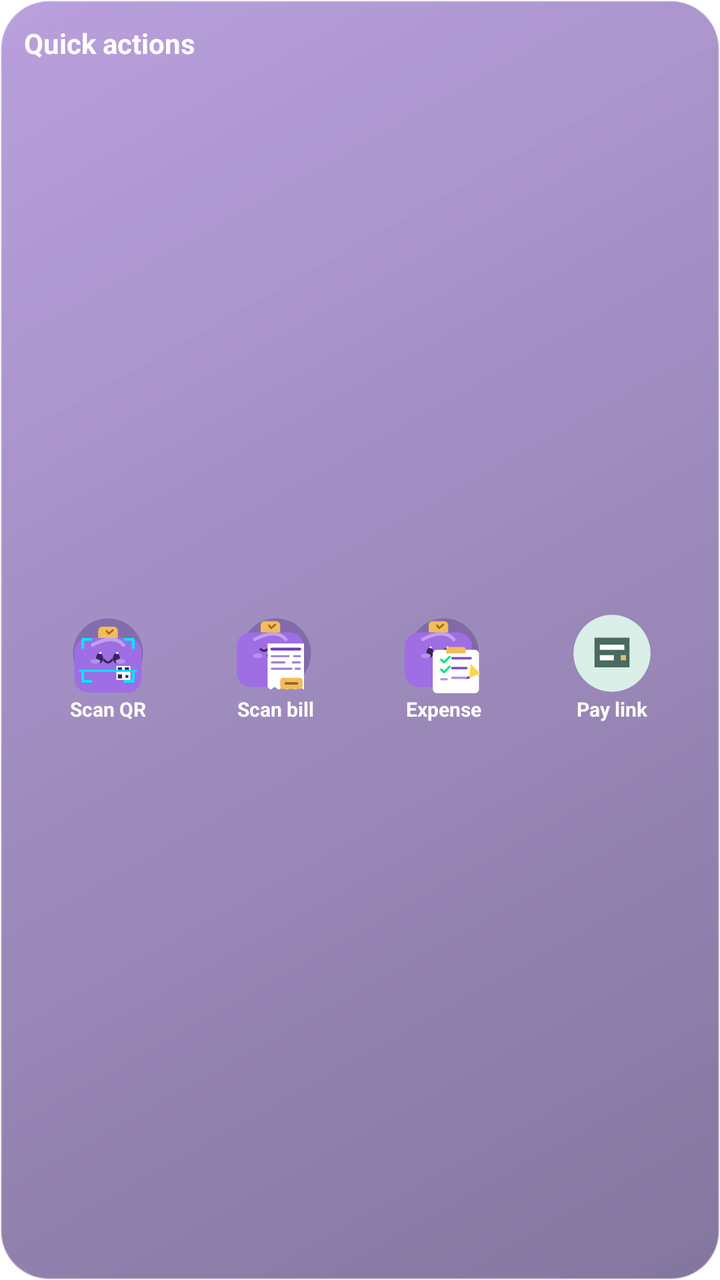
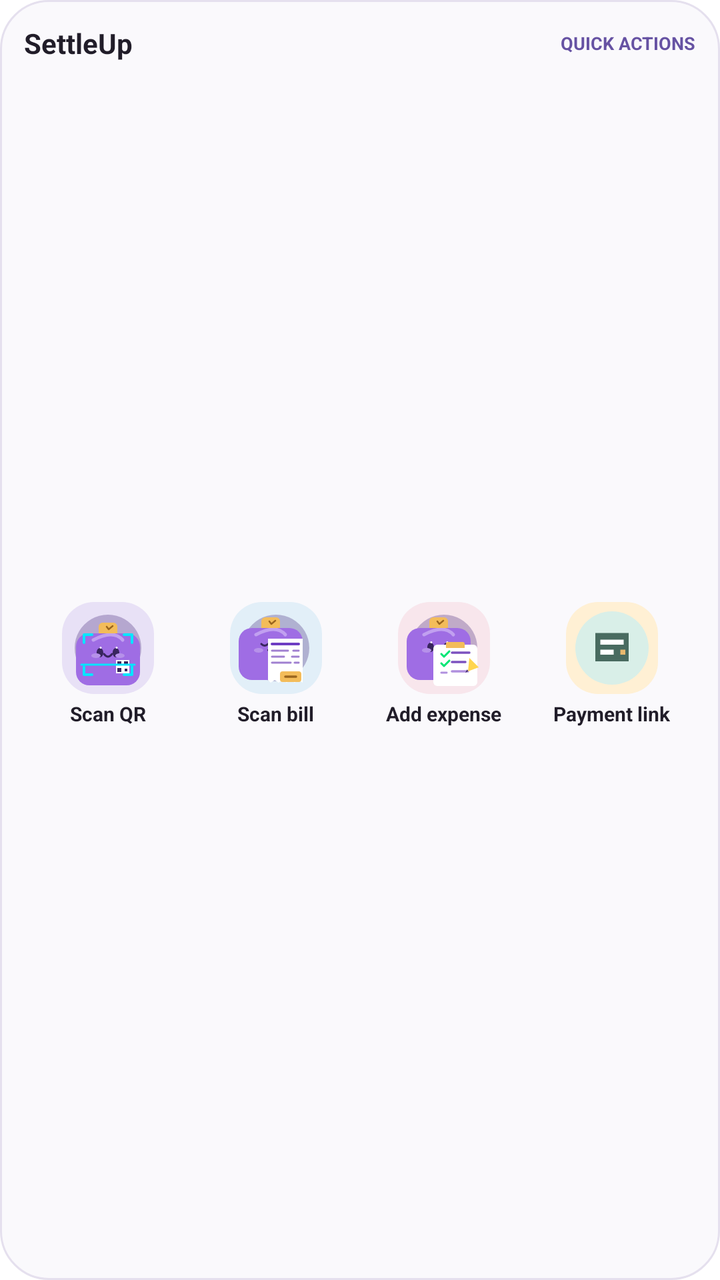

An Android layout rendered at two revisions. The XML below is the earlier revision; the diff shows what the commit changed to produce the second picture.
<!-- AndroidManifest.xml: fallback theme Theme.MaterialComponents.DayNight.NoActionBar -->
<!-- res/layout/widget_quick_actions.xml -->
<LinearLayout xmlns:android="http://schemas.android.com/apk/res/android"
  android:layout_width="match_parent"
  android:layout_height="match_parent"
  android:background="@drawable/widget_action_bg"
  android:padding="12dp"
  android:orientation="vertical">

  <TextView
    android:layout_width="wrap_content"
    android:layout_height="wrap_content"
    android:text="Quick actions"
    android:textColor="#FFFFFF"
    android:textSize="14sp"
    android:textStyle="bold"
    android:layout_marginBottom="8dp" />

  <LinearLayout
    android:layout_width="match_parent"
    android:layout_height="0dp"
    android:layout_weight="1"
    android:orientation="horizontal"
    android:weightSum="4">

    <LinearLayout android:id="@+id/action_qr" android:layout_width="0dp" android:layout_height="match_parent" android:layout_weight="1" android:gravity="center" android:orientation="vertical" android:contentDescription="Scan QR">
      <ImageView android:layout_width="42dp" android:layout_height="42dp" android:src="@drawable/widget_mascot_qr" android:contentDescription="@null" />
      <TextView android:layout_width="wrap_content" android:layout_height="wrap_content" android:text="Scan QR" android:textColor="#FFFFFF" android:textSize="10sp" android:textStyle="bold" />
    </LinearLayout>

    <LinearLayout android:id="@+id/action_bill" android:layout_width="0dp" android:layout_height="match_parent" android:layout_weight="1" android:gravity="center" android:orientation="vertical" android:contentDescription="Scan bill">
      <ImageView android:layout_width="42dp" android:layout_height="42dp" android:src="@drawable/widget_mascot_bill" android:contentDescription="@null" />
      <TextView android:layout_width="wrap_content" android:layout_height="wrap_content" android:text="Scan bill" android:textColor="#FFFFFF" android:textSize="10sp" android:textStyle="bold" />
    </LinearLayout>

    <LinearLayout android:id="@+id/action_expense" android:layout_width="0dp" android:layout_height="match_parent" android:layout_weight="1" android:gravity="center" android:orientation="vertical" android:contentDescription="Add expense">
      <ImageView android:layout_width="42dp" android:layout_height="42dp" android:src="@drawable/widget_mascot_checklist" android:contentDescription="@null" />
      <TextView android:layout_width="wrap_content" android:layout_height="wrap_content" android:text="Expense" android:textColor="#FFFFFF" android:textSize="10sp" android:textStyle="bold" />
    </LinearLayout>

    <LinearLayout android:id="@+id/action_payment" android:layout_width="0dp" android:layout_height="match_parent" android:layout_weight="1" android:gravity="center" android:orientation="vertical" android:contentDescription="Create payment link">
      <ImageView android:layout_width="42dp" android:layout_height="42dp" android:src="@drawable/widget_mascot_payment" android:contentDescription="@null" />
      <TextView android:layout_width="wrap_content" android:layout_height="wrap_content" android:text="Pay link" android:textColor="#FFFFFF" android:textSize="10sp" android:textStyle="bold" />
    </LinearLayout>
  </LinearLayout>
</LinearLayout>
<!-- resources referenced by this layout -->
<resources>
  <!-- drawable widget_action_bg (drawable) -->
  <shape xmlns:android="http://schemas.android.com/apk/res/android">
    <gradient
        android:angle="135"
        android:startColor="#99311B5E"
        android:endColor="#887C4DBF"
        android:type="linear"/>
    <stroke
        android:width="1dp"
        android:color="#44FFFFFF"/>
    <corners android:radius="24dp"/>
  </shape>
  <!-- drawable widget_mascot_bill: vector/xml drawable (drawable, 2872 chars, omitted) -->
  <!-- drawable widget_mascot_checklist: vector/xml drawable (drawable, 3342 chars, omitted) -->
  <!-- drawable widget_mascot_payment (drawable) -->
  <vector xmlns:android="http://schemas.android.com/apk/res/android"
    android:width="48dp" android:height="48dp" android:viewportWidth="48" android:viewportHeight="48">
    <path android:fillColor="#D9EFE8" android:pathData="M24,2A22,22 0,1 0,24 46A22,22 0,1 0,24 2" />
    <path android:fillColor="#496B60" android:pathData="M14,15h20v17h-20z" />
    <path android:fillColor="#FFFFFF" android:pathData="M17,19h14v3h-14zM17,25h8v3h-8z" />
    <path android:fillColor="#E9B96E" android:pathData="M29,25h3v3h-3z" />
  </vector>
  <!-- drawable widget_mascot_qr: vector/xml drawable (drawable, 2663 chars, omitted) -->
</resources>

<!-- the commit's change to res/layout/widget_quick_actions.xml (unified diff, before → after) -->
@@ -5,14 +5,28 @@
   android:padding="12dp"
   android:orientation="vertical">
 
-  <TextView
-    android:layout_width="wrap_content"
+  <LinearLayout
+    android:layout_width="match_parent"
     android:layout_height="wrap_content"
-    android:text="Quick actions"
-    android:textColor="#FFFFFF"
-    android:textSize="14sp"
-    android:textStyle="bold"
-    android:layout_marginBottom="8dp" />
+    android:layout_marginBottom="6dp"
+    android:gravity="center_vertical"
+    android:orientation="horizontal">
+    <TextView
+      android:layout_width="0dp"
+      android:layout_height="wrap_content"
+      android:layout_weight="1"
+      android:text="SettleUp"
+      android:textColor="#211D29"
+      android:textSize="14sp"
+      android:textStyle="bold" />
+    <TextView
+      android:layout_width="wrap_content"
+      android:layout_height="wrap_content"
+      android:text="QUICK ACTIONS"
+      android:textColor="#6652A3"
+      android:textSize="9sp"
+      android:textStyle="bold" />
+  </LinearLayout>
 
   <LinearLayout
     android:layout_width="match_parent"
@@ -22,23 +36,23 @@
     android:weightSum="4">
 
     <LinearLayout android:id="@+id/action_qr" android:layout_width="0dp" android:layout_height="match_parent" android:layout_weight="1" android:gravity="center" android:orientation="vertical" android:contentDescription="Scan QR">
-      <ImageView android:layout_width="42dp" android:layout_height="42dp" android:src="@drawable/widget_mascot_qr" android:contentDescription="@null" />
-      <TextView android:layout_width="wrap_content" android:layout_height="wrap_content" android:text="Scan QR" android:textColor="#FFFFFF" android:textSize="10sp" android:textStyle="bold" />
+      <ImageView android:layout_width="46dp" android:layout_height="46dp" android:padding="3dp" android:background="@drawable/widget_icon_circle" android:backgroundTint="#E8E1F6" android:src="@drawable/widget_mascot_qr" android:contentDescription="@null" />
+      <TextView android:layout_width="wrap_content" android:layout_height="wrap_content" android:layout_marginTop="3dp" android:text="Scan QR" android:textColor="#211D29" android:textSize="10sp" android:textStyle="bold" />
     </LinearLayout>
 
     <LinearLayout android:id="@+id/action_bill" android:layout_width="0dp" android:layout_height="match_parent" android:layout_weight="1" android:gravity="center" android:orientation="vertical" android:contentDescription="Scan bill">
-      <ImageView android:layout_width="42dp" android:layout_height="42dp" android:src="@drawable/widget_mascot_bill" android:contentDescription="@null" />
-      <TextView android:layout_width="wrap_content" android:layout_height="wrap_content" android:text="Scan bill" android:textColor="#FFFFFF" android:textSize="10sp" android:textStyle="bold" />
+      <ImageView android:layout_width="46dp" android:layout_height="46dp" android:padding="3dp" android:background="@drawable/widget_icon_circle" android:backgroundTint="#E2EFF8" android:src="@drawable/widget_mascot_bill" android:contentDescription="@null" />
+      <TextView android:layout_width="wrap_content" android:layout_height="wrap_content" android:layout_marginTop="3dp" android:text="Scan bill" android:textColor="#211D29" android:textSize="10sp" android:textStyle="bold" />
     </LinearLayout>
 
     <LinearLayout android:id="@+id/action_expense" android:layout_width="0dp" android:layout_height="match_parent" android:layout_weight="1" android:gravity="center" android:orientation="vertical" android:contentDescription="Add expense">
-      <ImageView android:layout_width="42dp" android:layout_height="42dp" android:src="@drawable/widget_mascot_checklist" android:contentDescription="@null" />
-      <TextView android:layout_width="wrap_content" android:layout_height="wrap_content" android:text="Expense" android:textColor="#FFFFFF" android:textSize="10sp" android:textStyle="bold" />
+      <ImageView android:layout_width="46dp" android:layout_height="46dp" android:padding="3dp" android:background="@drawable/widget_icon_circle" android:backgroundTint="#F8E6EC" android:src="@drawable/widget_mascot_checklist" android:contentDescription="@null" />
+      <TextView android:layout_width="wrap_content" android:layout_height="wrap_content" android:layout_marginTop="3dp" android:text="Add expense" android:textColor="#211D29" android:textSize="10sp" android:textStyle="bold" android:maxLines="1" />
     </LinearLayout>
 
     <LinearLayout android:id="@+id/action_payment" android:layout_width="0dp" android:layout_height="match_parent" android:layout_weight="1" android:gravity="center" android:orientation="vertical" android:contentDescription="Create payment link">
-      <ImageView android:layout_width="42dp" android:layout_height="42dp" android:src="@drawable/widget_mascot_payment" android:contentDescription="@null" />
-      <TextView android:layout_width="wrap_content" android:layout_height="wrap_content" android:text="Pay link" android:textColor="#FFFFFF" android:textSize="10sp" android:textStyle="bold" />
+      <ImageView android:layout_width="46dp" android:layout_height="46dp" android:padding="3dp" android:background="@drawable/widget_icon_circle" android:backgroundTint="#FFF0D4" android:src="@drawable/widget_mascot_payment" android:contentDescription="@null" />
+      <TextView android:layout_width="wrap_content" android:layout_height="wrap_content" android:layout_marginTop="3dp" android:text="Payment link" android:textColor="#211D29" android:textSize="10sp" android:textStyle="bold" android:maxLines="1" />
     </LinearLayout>
   </LinearLayout>
 </LinearLayout>
<!-- resource entries referenced after the edit -->
@@ -2,15 +2,14 @@
 <resources>
   <!-- drawable widget_action_bg (drawable) -->
   <shape xmlns:android="http://schemas.android.com/apk/res/android">
-    <gradient
-        android:angle="135"
-        android:startColor="#99311B5E"
-        android:endColor="#887C4DBF"
-        android:type="linear"/>
-    <stroke
-        android:width="1dp"
-        android:color="#44FFFFFF"/>
+    <solid android:color="#FAF9FC"/>
+    <stroke android:width="1dp" android:color="#E5E0EE"/>
     <corners android:radius="24dp"/>
+  </shape>
+  <!-- drawable widget_icon_circle (drawable) -->
+  <shape xmlns:android="http://schemas.android.com/apk/res/android">
+    <solid android:color="#EFEAF8"/>
+    <corners android:radius="16dp"/>
   </shape>
   <!-- drawable widget_mascot_bill: vector/xml drawable (drawable, 2872 chars, omitted) -->
   <!-- drawable widget_mascot_checklist: vector/xml drawable (drawable, 3342 chars, omitted) -->
